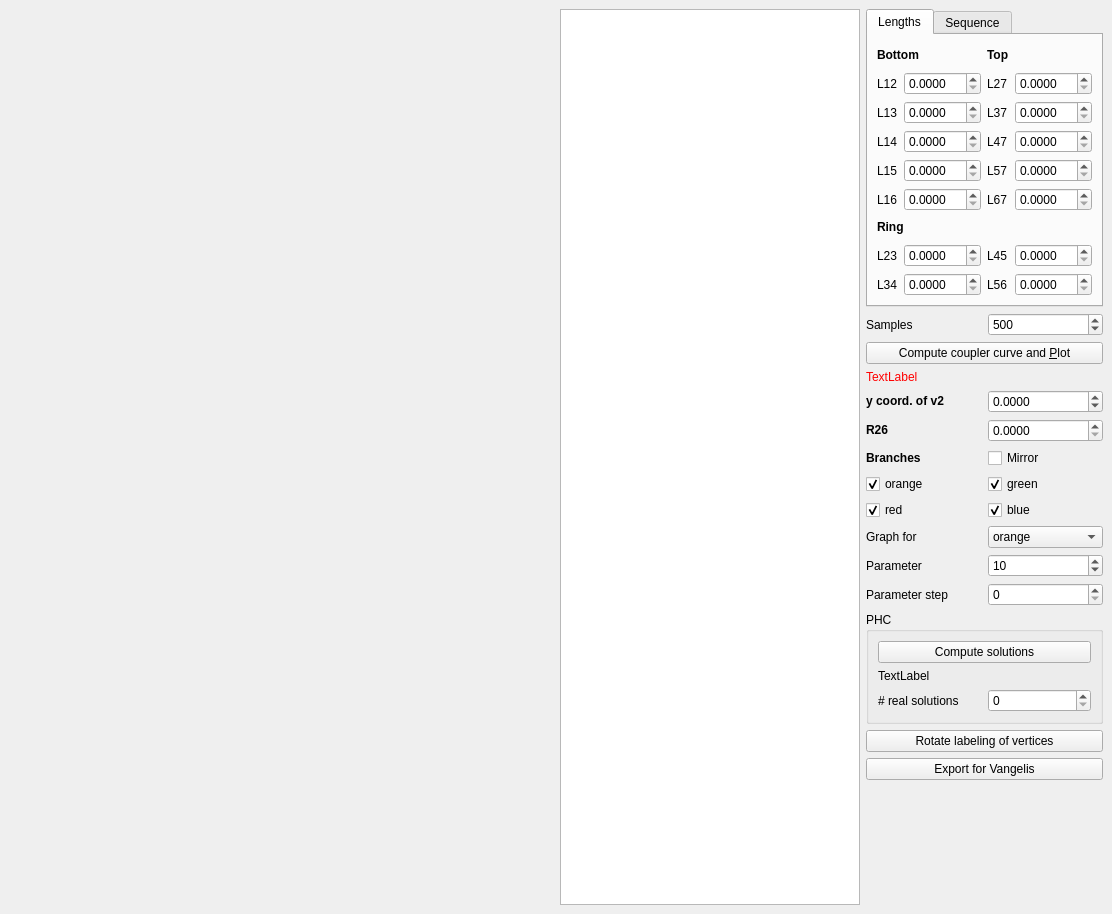
This is couplerCurve.ui in Legersky/SpatialGraphEmbeddings as Qt 5 draws it before an edit. The edited form follows.
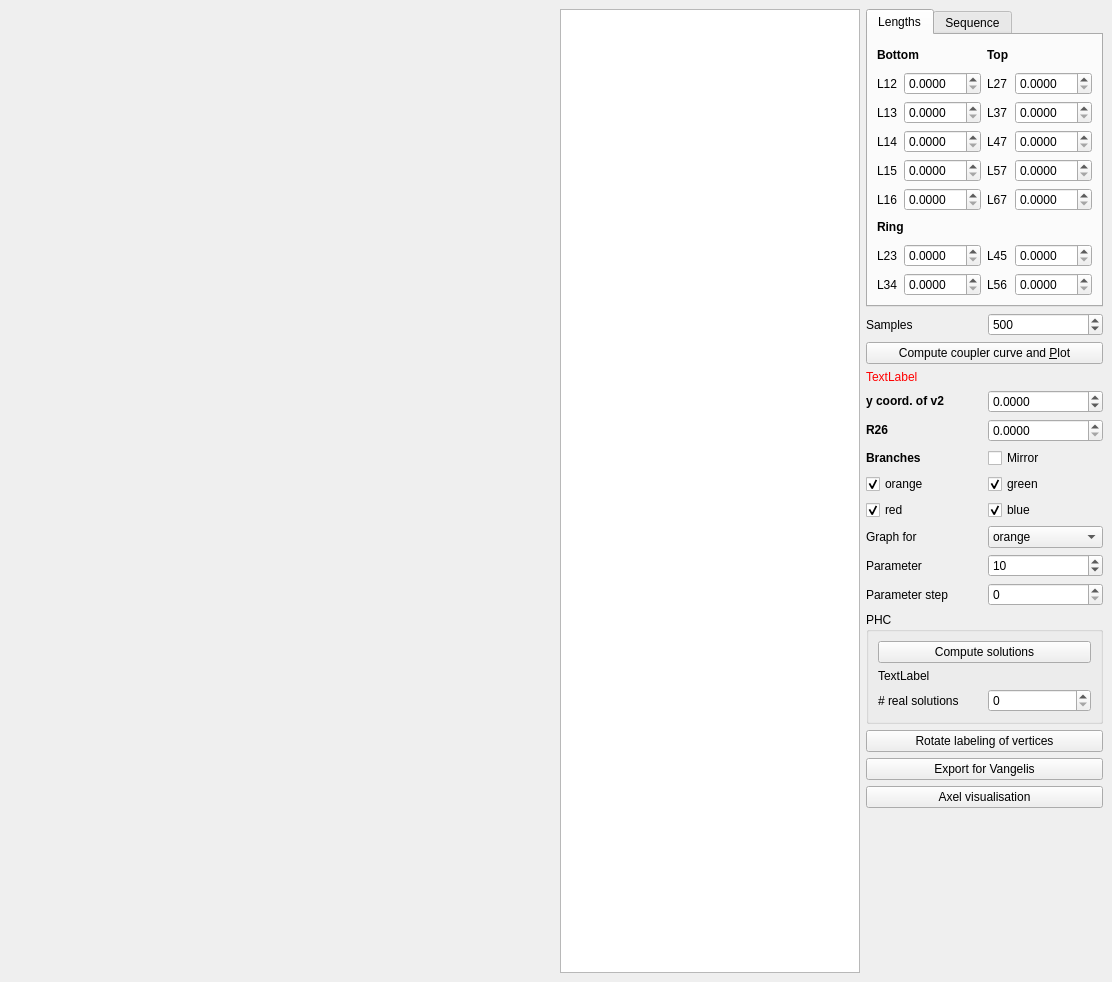
This is the edited form.

Commit message: Axel visualisation added

What changed in the file:
```diff
--- a/couplerCurve.ui
+++ b/couplerCurve.ui
@@ -7,7 +7,7 @@
     <x>0</x>
     <y>0</y>
     <width>1112</width>
-    <height>914</height>
+    <height>982</height>
    </rect>
   </property>
   <property name="windowTitle">
@@ -689,6 +689,13 @@
           </property>
          </widget>
         </item>
+        <item>
+         <widget class="QPushButton" name="buttonAxelVisualisation">
+          <property name="text">
+           <string>Axel visualisation</string>
+          </property>
+         </widget>
+        </item>
         <item>
          <spacer name="verticalSpacer_2">
           <property name="orientation">
```
The commit also changes 3 other files.
